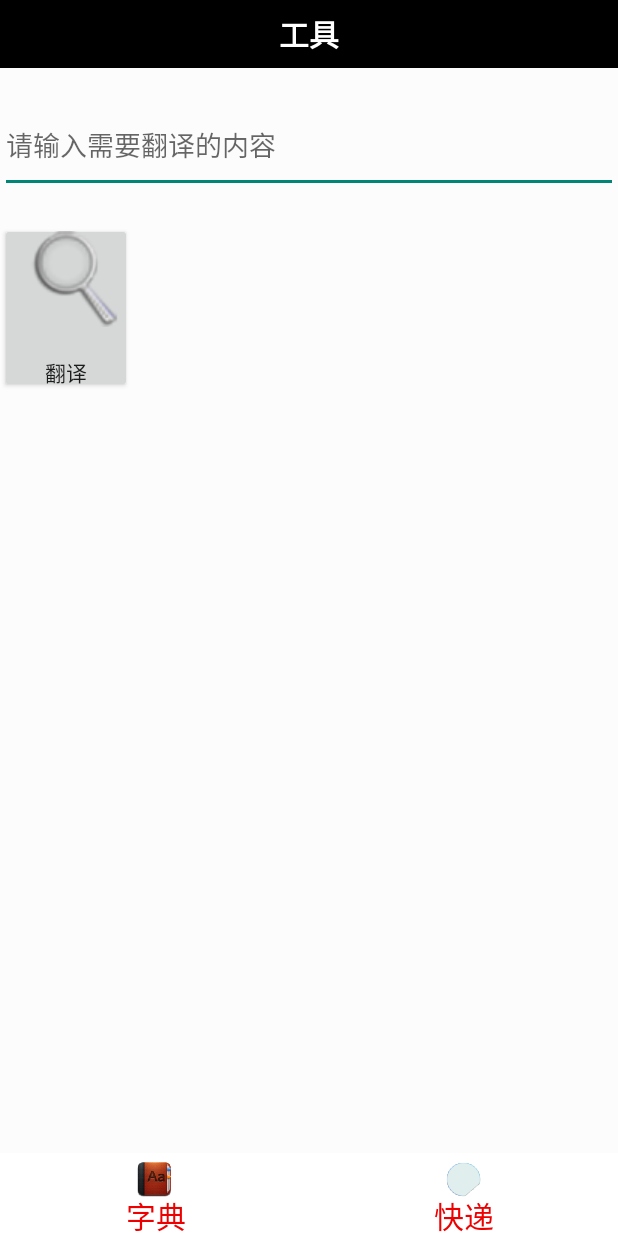
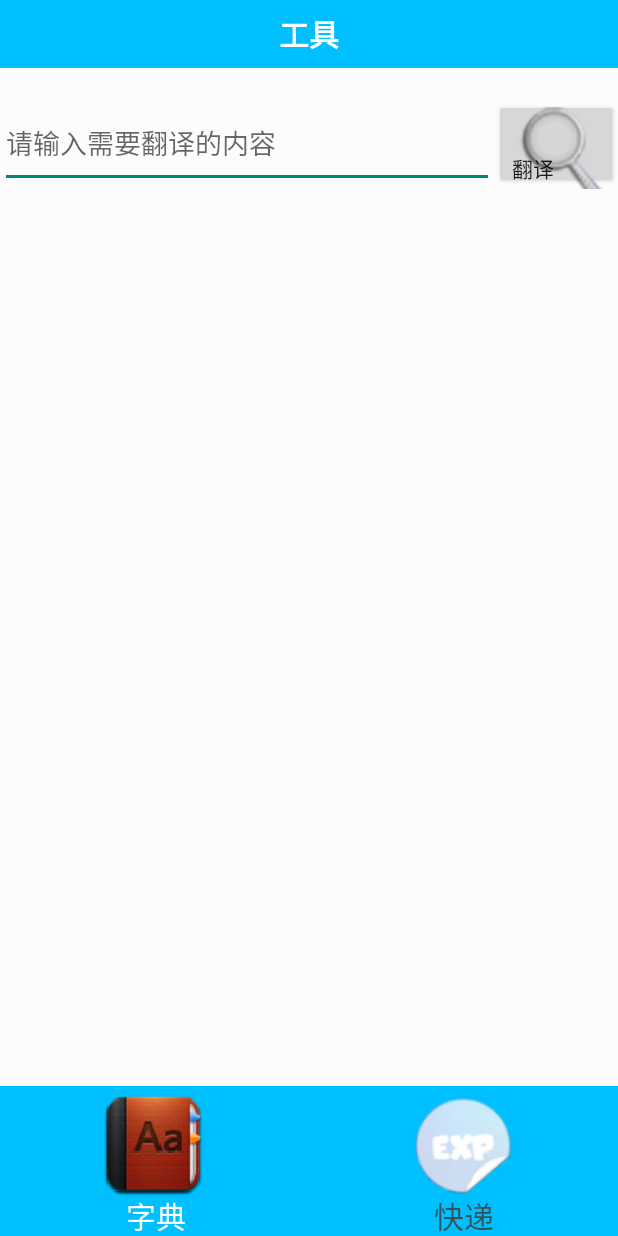
Before and after one commit to alenX/DiaryTools, an Android app: the screen it shows after launch (MainFragment), on a phone screen of 412 x 824 dp. Run offline under Robolectric (Android 15) with nearby library versions, the phone set to English and light mode, and no system bars.

Commit message:
页面元素调整

```diff
--- a/app/src/main/java/alenx/org/diarytools/ChangeColorView.java
+++ b/app/src/main/java/alenx/org/diarytools/ChangeColorView.java
@@ -22,7 +22,7 @@ public class ChangeColorView extends View {
     private Canvas mCanvas;
     private Paint mPaint;
 
-    private int mColor=0xE0EEEE;//源颜色
+    private int mColor = 0xffffff;//源颜色
     private float mAlpha = 0f;
     private Bitmap mIconBitmap;
     private Rect mIconRect;
@@ -54,7 +54,7 @@ public class ChangeColorView extends View {
                     mIconBitmap = drawable.getBitmap();
                     break;
                 case R.styleable.ChangeColorView_color_a:
-//                    mColor = a.getColor(attr, 0xFF83FA);
+                    mColor = a.getColor(attr, 0xffffff);
                     break;
                 case R.styleable.ChangeColorView_text_a:
                     mText = a.getString(attr);
@@ -69,8 +69,6 @@ public class ChangeColorView extends View {
 
         mTextPaint = new Paint();
         mTextPaint.setTextSize(mTextSize);
-//        mTextPaint.setColor(0xff555555);//目的颜色
-        mTextPaint.setColor(0x90EE90);
         mTextPaint.getTextBounds(mText, 0, mText.length(), mTextBound);
 
     }
@@ -104,7 +102,7 @@ public class ChangeColorView extends View {
 
     private void drawTargetText(Canvas canvas, int alpha) {
 
-//        mTextPaint.setColor(mColor);
+        mTextPaint.setColor(mColor);
         mTextPaint.setAlpha(alpha);
         canvas.drawText(mText, mIconRect.left + mIconRect.width() / 2 - mTextBound.width() / 2,
                 mIconRect.bottom + mTextBound.height(), mTextPaint);
@@ -113,7 +111,7 @@ public class ChangeColorView extends View {
     private void drawSourceText(Canvas canvas, int alpha) {
 
         mTextPaint.setTextSize(mTextSize);
-        mTextPaint.setColor(0xEE0000);
+        mTextPaint.setColor(0x000000);
         mTextPaint.setAlpha(255 - alpha);
         canvas.drawText(mText, mIconRect.left + mIconRect.width() / 2 - mTextBound.width() / 2,
                 mIconRect.bottom + mTextBound.height(), mTextPaint);
--- a/app/src/main/java/alenx/org/diarytools/MainFragment.java
+++ b/app/src/main/java/alenx/org/diarytools/MainFragment.java
@@ -5,10 +5,9 @@ import android.support.v4.app.Fragment;
 import android.support.v4.app.FragmentActivity;
 import android.support.v4.app.FragmentPagerAdapter;
 import android.support.v4.view.ViewPager;
+import android.util.Log;
 import android.view.View;
 import android.view.Window;
-import android.widget.ImageButton;
-import android.widget.LinearLayout;
 
 import java.util.ArrayList;
 import java.util.List;
@@ -89,9 +88,9 @@ public class MainFragment extends FragmentActivity implements View.OnClickListen
                 if (positionOffset > 0) {
                     ChangeColorView left =  mTabIndicator.get(position);
                     ChangeColorView right =  mTabIndicator.get(position + 1);
-
-                    left.setIconAlpha(1 - positionOffset);
-                    right.setIconAlpha(positionOffset);
+                    Log.v("Test", positionOffset + "," + position);
+                    left.setIconAlpha((1 - positionOffset) / 2.0f + 0.5f);
+                    right.setIconAlpha((positionOffset + 1f) / 2.0f);
                 }
             }
 
@@ -134,8 +133,8 @@ public class MainFragment extends FragmentActivity implements View.OnClickListen
     private void resetImgs() {
         /*mTranslateImgBtn.setImageResource(R.drawable.dictionary_normal);
         mExpressImgBtn.setImageResource(R.drawable.express_normal);*/
-        mTabIndicator.get(0).setIconAlpha(0f);
-        mTabIndicator.get(1).setIconAlpha(0f);
+        mTabIndicator.get(0).setIconAlpha(0.2f);
+        mTabIndicator.get(1).setIconAlpha(0.2f);
     }
 
 
--- a/app/src/main/res/layout/bottom_bar_content.xml
+++ b/app/src/main/res/layout/bottom_bar_content.xml
@@ -1,17 +1,14 @@
 <?xml version="1.0" encoding="utf-8"?>
-<RelativeLayout
-    xmlns:android="http://schemas.android.com/apk/res/android"
+<RelativeLayout xmlns:android="http://schemas.android.com/apk/res/android"
     xmlns:alenx="http://schemas.android.com/apk/res-auto"
-    xmlns:tools="http://schemas.android.com/tools"
     android:id="@+id/ly_main_tab_bottom"
     android:layout_width="fill_parent"
-    android:layout_height="55dp"
+    android:layout_height="100dp"
     android:layout_alignParentBottom="true"
-    android:background="#ffffff"
-     >
+    android:background="#00BFFF">
     <LinearLayout
         android:layout_width="fill_parent"
-        android:layout_height="55dp" >
+        android:layout_height="100dp">
         <!--<LinearLayout
             android:id="@+id/id_tab_bottom_dictionary"
             android:layout_width="0dp"
@@ -35,9 +32,9 @@
 
         </LinearLayout>-->
         <alenx.org.diarytools.ChangeColorView
+            android:id="@+id/id_tab_bottom_dictionary"
             android:layout_width="0dp"
             android:layout_height="fill_parent"
-            android:id="@+id/id_tab_bottom_dictionary"
             android:layout_weight="1"
             android:padding="5dp"
             alenx:icon_a="@drawable/dictionary_press"
@@ -45,9 +42,9 @@
             alenx:text_size_a="20sp"
             />
         <alenx.org.diarytools.ChangeColorView
+            android:id="@+id/id_tab_bottom_express"
             android:layout_width="0dp"
             android:layout_height="fill_parent"
-            android:id="@+id/id_tab_bottom_express"
             android:layout_weight="1"
             android:padding="5dp"
             alenx:icon_a="@drawable/express_press"
--- a/app/src/main/res/layout/dictinonary_tab_activity.xml
+++ b/app/src/main/res/layout/dictinonary_tab_activity.xml
@@ -1,20 +1,26 @@
 <?xml version="1.0" encoding="utf-8"?>
 <LinearLayout
     xmlns:android="http://schemas.android.com/apk/res/android"
-    android:orientation="vertical"
+    android:id="@+id/layout_dictionary"
     android:layout_width="match_parent"
     android:layout_height="match_parent"
+    android:layout_weight="1"
     android:background="#fcfcfc"
-    android:id="@+id/layout_dictionary"
-    android:layout_weight="1">
+    android:orientation="vertical">
+
+    <LinearLayout
+        android:layout_width="match_parent"
+        android:layout_height="0dp"
+        android:layout_weight="2"
+        android:orientation="horizontal">
 
         <EditText
+            android:id="@+id/sourceEditText"
+            android:layout_width="0dp"
+            android:layout_height="60dp"
             android:layout_marginTop="20dp"
-        android:layout_width="match_parent"
-        android:layout_height="0dp"
-        android:hint="请输入需要翻译的内容"
-        android:id="@+id/sourceEditText"
-        android:layout_weight="1" />
+            android:layout_weight="4"
+            android:hint="请输入需要翻译的内容" />
         <!--<Button
             android:layout_width="wrap_content"
             android:layout_height="0dp"
@@ -23,16 +29,19 @@
             android:id="@+id/translateBtn"
             android:layout_weight="1"/>-->
         <alenx.org.diarytools.CustomViews.QueryButton
-        android:layout_width="wrap_content"
-        android:layout_height="50dp"
-        android:text="翻译"
+            android:id="@+id/translateBtn"
+            android:layout_width="0dp"
+            android:layout_height="60dp"
             android:layout_marginTop="20dp"
-        android:id="@+id/translateBtn"
-        android:layout_weight="1" />
+            android:layout_weight="1"
+            android:gravity="center|left"
+            android:text="翻译" />
+    </LinearLayout>
+
     <TextView
+        android:id="@+id/resultEditText"
         android:layout_width="match_parent"
         android:layout_height="0dp"
-        android:id="@+id/resultEditText"
         android:layout_weight="8"
         android:editable="false"/>
 </LinearLayout>
--- a/app/src/main/res/layout/title_bar_content.xml
+++ b/app/src/main/res/layout/title_bar_content.xml
@@ -2,13 +2,13 @@
 <RelativeLayout xmlns:android="http://schemas.android.com/apk/res/android"
     android:layout_width="fill_parent"
     android:layout_height="45dp"
-    android:background="#000000">
+    android:background="#00BFFF">
     <TextView
         android:layout_width="wrap_content"
         android:layout_height="wrap_content"
         android:layout_centerInParent="true"
         android:text="工具"
-        android:textColor="#fff"
+        android:textColor="#ffffff"
         android:textSize="20sp"
         android:textStyle="bold" />
 </RelativeLayout>
```
Also changed, not shown: app/src/main/java/alenx/org/diarytools/CustomViews/CustomBottumBarView.java (added, +24 -0 lines), app/src/main/res/layout/app_bottom_bat.xml (added, +34 -0 lines), app/src/main/res/layout/express_tab_activity.xml (+5 -6 lines), app/src/main/res/values/attr.xml (+6 -1 lines). Lines whose indentation alone changed are shown as unchanged.
